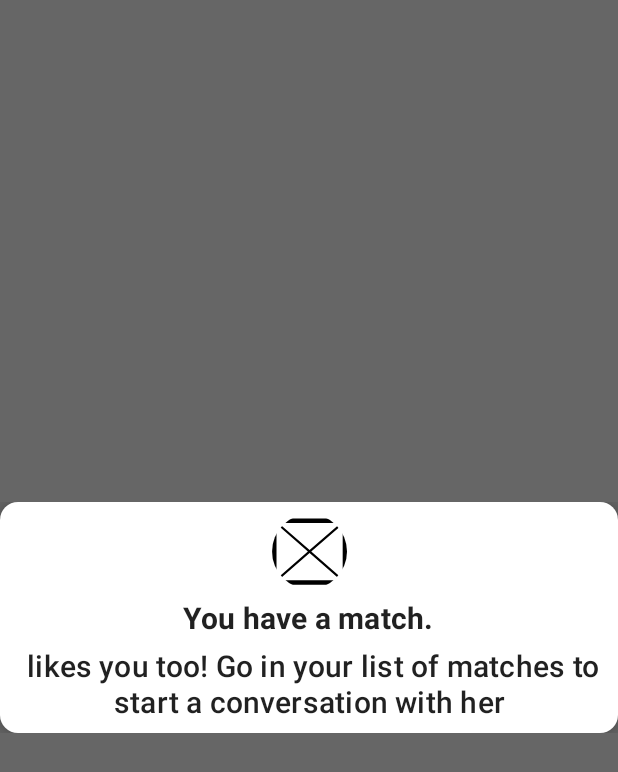
After one commit to PRobi23/DateApp, an Android app built with Jetpack Compose: the composable MatchDialog called with empty values, on a phone screen of 412 x 824 dp. The commit adds this screen. Shown: the top 772 px of the screen. Run offline under Robolectric (Android 15) with nearby library versions, the phone set to English and light mode, and no system bars; pictures from the network do not load.

Commit message:
Add custom dialog, and customize UI a little.

```diff
--- a/app/build.gradle
+++ b/app/build.gradle
@@ -57,7 +57,6 @@ dependencies {
     implementation "androidx.compose.ui:ui:$compose_ui_version"
     implementation "androidx.compose.ui:ui-tooling-preview:$compose_ui_version"
     implementation 'androidx.compose.material:material:1.3.1'
-    implementation "androidx.compose.foundation:foundation:1.4.0-rc01"
     testImplementation 'junit:junit:4.13.2'
     androidTestImplementation 'androidx.test.ext:junit:1.1.5'
     androidTestImplementation 'androidx.test.espresso:espresso-core:3.5.1'
--- a/app/src/main/kotlin/com/jaumo/dateapp/features/zapping/data/remote/dto/UserDTO.kt
+++ b/app/src/main/kotlin/com/jaumo/dateapp/features/zapping/data/remote/dto/UserDTO.kt
@@ -1,6 +1,7 @@
 package com.jaumo.dateapp.features.zapping.data.remote.dto
 
 import com.jaumo.dateapp.features.zapping.domain.model.User
+import com.jaumo.dateapp.features.zapping.domain.model.toGender
 
 data class UserDTO(
     val cell: String,
@@ -22,6 +23,8 @@ data class UserDTO(
     fun toUser() = User(
         lastName = name.last,
         age = dob.age,
-        userPicture = picture.large
+        userPicture = picture.large,
+        thumbnail = picture.thumbnail,
+        gender = gender.toGender()
     )
 }
--- a/app/src/main/kotlin/com/jaumo/dateapp/features/zapping/domain/model/Gender.kt
+++ b/app/src/main/kotlin/com/jaumo/dateapp/features/zapping/domain/model/Gender.kt
@@ -6,3 +6,18 @@ package com.jaumo.dateapp.features.zapping.domain.model
 enum class Gender {
     FEMALE, MALE
 }
+
+fun Gender.toProperStringFormat(): String {
+    return if (this == Gender.MALE) {
+        "him"
+    } else {
+        "her"
+    }
+}
+
+fun String.
+        toGender(): Gender {
+    return if (this == "female") {
+        Gender.FEMALE
+    } else Gender.MALE
+}
--- a/app/src/main/kotlin/com/jaumo/dateapp/features/zapping/domain/model/User.kt
+++ b/app/src/main/kotlin/com/jaumo/dateapp/features/zapping/domain/model/User.kt
@@ -6,5 +6,7 @@ package com.jaumo.dateapp.features.zapping.domain.model
 data class User(
     val userPicture: String,
     val age: Int,
-    val lastName: String
+    val lastName: String,
+    val thumbnail: String,
+    val gender: Gender
 )
--- a/app/src/main/kotlin/com/jaumo/dateapp/features/zapping/presentation/ZappingViewModelImpl.kt
+++ b/app/src/main/kotlin/com/jaumo/dateapp/features/zapping/presentation/ZappingViewModelImpl.kt
@@ -22,7 +22,6 @@ class ZappingViewModelImpl @Inject constructor(
         getUser()
     }
 
-    @TestOnly
     override fun getUser() {
         getUserUseCase()
             .onEach { result ->
--- /dev/null
+++ b/app/src/main/kotlin/com/jaumo/dateapp/features/zapping/presentation/component/MatchDialog.kt
@@ -0,0 +1,103 @@
+package com.jaumo.dateapp.features.zapping.presentation.component
+
+import androidx.compose.foundation.background
+import androidx.compose.foundation.layout.Column
+import androidx.compose.foundation.layout.padding
+import androidx.compose.foundation.layout.requiredSize
+import androidx.compose.foundation.shape.CircleShape
+import androidx.compose.foundation.shape.RoundedCornerShape
+import androidx.compose.material.Card
+import androidx.compose.material.MaterialTheme
+import androidx.compose.material.Text
+import androidx.compose.runtime.Composable
+import androidx.compose.ui.Alignment
+import androidx.compose.ui.Modifier
+import androidx.compose.ui.draw.clip
+import androidx.compose.ui.graphics.Color
+import androidx.compose.ui.platform.LocalContext
+import androidx.compose.ui.res.stringResource
+import androidx.compose.ui.text.font.FontWeight
+import androidx.compose.ui.text.style.TextAlign
+import androidx.compose.ui.tooling.preview.Preview
+import androidx.compose.ui.unit.dp
+import androidx.compose.ui.window.Dialog
+import coil.compose.AsyncImage
+import coil.request.ImageRequest
+import com.jaumo.dateapp.R
+import com.jaumo.dateapp.core.extensions.debugPlaceholderForImage
+import com.jaumo.dateapp.features.zapping.domain.model.Gender
+import com.jaumo.dateapp.features.zapping.domain.model.toProperStringFormat
+
+@Composable
+internal fun MatchDialog(
+    onDismiss: () -> Unit,
+    userPictureUrl: String,
+    userName: String,
+    gender: Gender
+) {
+
+    Dialog(onDismissRequest = onDismiss) {
+
+        Card(
+            elevation = 8.dp,
+            shape = RoundedCornerShape(12.dp)
+        ) {
+
+            val size = 50
+
+            Column(
+                modifier = Modifier
+                    .padding(8.dp)
+                    .background(Color.White)
+            ) {
+                AsyncImage(
+                    model = ImageRequest.Builder(LocalContext.current)
+                        .data(userPictureUrl)
+                        .fallback(R.drawable.ic_placeholder)
+                        .error(R.drawable.ic_placeholder)
+                        .build(),
+                    placeholder = debugPlaceholderForImage(debugPreview = R.drawable.ic_placeholder),
+                    contentDescription = null,
+                    modifier = Modifier
+                        .align(Alignment.CenterHorizontally)
+                        .requiredSize(size.dp)
+                        .clip(
+                            CircleShape
+                        )
+                )
+                Text(
+                    text = stringResource(id = R.string.match_text),
+                    fontWeight = FontWeight.Bold,
+                    style = MaterialTheme.typography.h6,
+                    modifier = Modifier
+                        .align(Alignment.CenterHorizontally)
+                        .padding(top = 8.dp)
+                )
+
+                Text(
+                    text = stringResource(
+                        id = R.string.match_description,
+                        userName,
+                        gender.toProperStringFormat()
+                    ),
+                    style = MaterialTheme.typography.h6,
+                    modifier = Modifier
+                        .align(Alignment.CenterHorizontally)
+                        .padding(top = 8.dp),
+                    textAlign = TextAlign.Center
+                )
+            }
+        }
+    }
+}
+
+@Preview
+@Composable
+private fun MatchDialogExample() {
+    MatchDialog(
+        onDismiss = {},
+        userPictureUrl = "https://user",
+        userName = "Sienna",
+        gender = Gender.MALE
+    )
+}
--- a/app/src/main/kotlin/com/jaumo/dateapp/ui/theme/Color.kt
+++ b/app/src/main/kotlin/com/jaumo/dateapp/ui/theme/Color.kt
@@ -6,3 +6,4 @@ val Purple200 = Color(0xFFBB86FC)
 val Purple500 = Color(0xFF6200EE)
 val Purple700 = Color(0xFF3700B3)
 val Teal200 = Color(0xFF03DAC5)
+val CardBackGround = Color(0xE6918966)
--- a/app/src/main/kotlin/com/jaumo/dateapp/ui/theme/Type.kt
+++ b/app/src/main/kotlin/com/jaumo/dateapp/ui/theme/Type.kt
@@ -12,7 +12,7 @@ val Typography = Typography(
         fontFamily = FontFamily.Default,
         fontWeight = FontWeight.Normal,
         fontSize = 16.sp
-    )
+    ),
     /* Other default text styles to override
     button = TextStyle(
         fontFamily = FontFamily.Default,
--- a/app/src/main/res/values/strings.xml
+++ b/app/src/main/res/values/strings.xml
@@ -5,4 +5,8 @@
     <!--Errors-->
     <string name="network_error">Couldn\'t reach server. Check your internet connection.</string>
     <string name="unknown_error">Unknown error.</string>
+
+    <!--Custom dialog-->
+    <string name="match_text">You have a match.</string>
+    <string name="match_description">%1$s likes you too! Go in your list of matches to start a conversation with %2$s</string>
 </resources>
```
Also changed, not shown: app/src/main/kotlin/com/jaumo/dateapp/MainActivity.kt (+3 -16 lines), app/src/main/kotlin/com/jaumo/dateapp/features/zapping/presentation/ZappingScreen.kt (+17 -8 lines), app/src/main/kotlin/com/jaumo/dateapp/features/zapping/presentation/component/ZappingCard.kt (+64 -30 lines), 3 other files.
